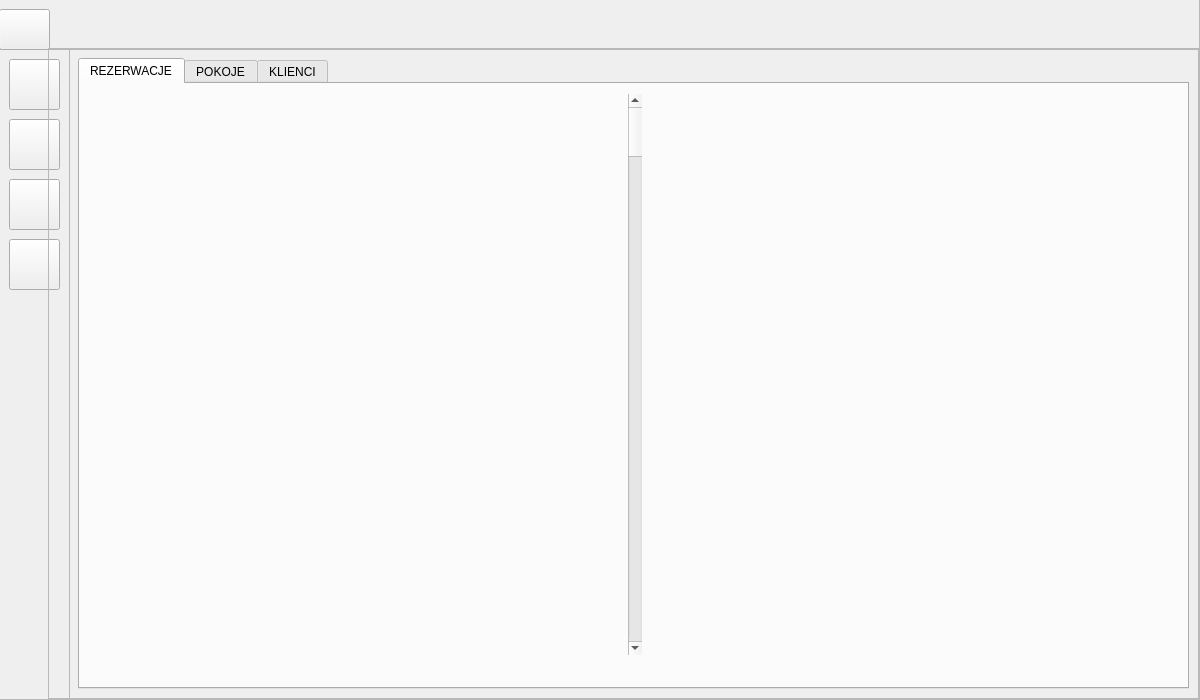
modrzew20/Cykle-zycia, file frontend/images/gui.ui: the form before one commit.
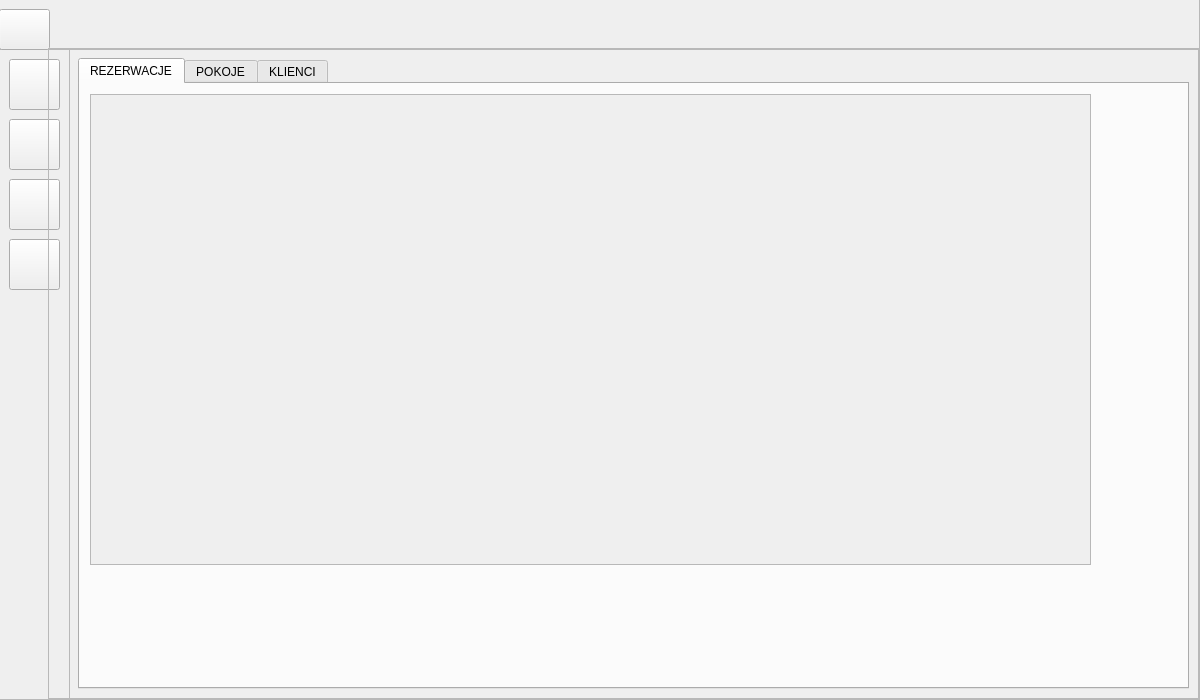
The form after the commit. The open tabs and pages were chosen to show the change. Icons and pictures are not drawn.

The edit to the form file:
```diff
--- a/frontend/images/gui.ui
+++ b/frontend/images/gui.ui
@@ -1062,24 +1062,39 @@
          <attribute name="title">
           <string>REZERWACJE</string>
          </attribute>
-         <widget class="QWidget" name="gridLayoutWidget">
+         <widget class="QScrollArea" name="scrollArea">
           <property name="geometry">
            <rect>
             <x>10</x>
             <y>10</y>
-            <width>1091</width>
-            <height>561</height>
+            <width>1001</width>
+            <height>471</height>
            </rect>
           </property>
-          <layout class="QGridLayout" name="gridLayout">
-           <item row="0" column="0">
-            <widget class="QScrollBar" name="verticalScrollBar_3">
-             <property name="orientation">
-              <enum>Qt::Vertical</enum>
-             </property>
-            </widget>
-           </item>
-          </layout>
+          <property name="widgetResizable">
+           <bool>true</bool>
+          </property>
+          <widget class="QWidget" name="scrollAreaWidgetContents">
+           <property name="geometry">
+            <rect>
+             <x>0</x>
+             <y>0</y>
+             <width>999</width>
+             <height>469</height>
+            </rect>
+           </property>
+           <widget class="QWidget" name="gridLayoutWidget">
+            <property name="geometry">
+             <rect>
+              <x>30</x>
+              <y>40</y>
+              <width>931</width>
+              <height>391</height>
+             </rect>
+            </property>
+            <layout class="QGridLayout" name="gridLayout"/>
+           </widget>
+          </widget>
          </widget>
         </widget>
         <widget class="QWidget" name="tab_2">
```
Left out of the diff: 6 changed lines with no effect on the pictures.
